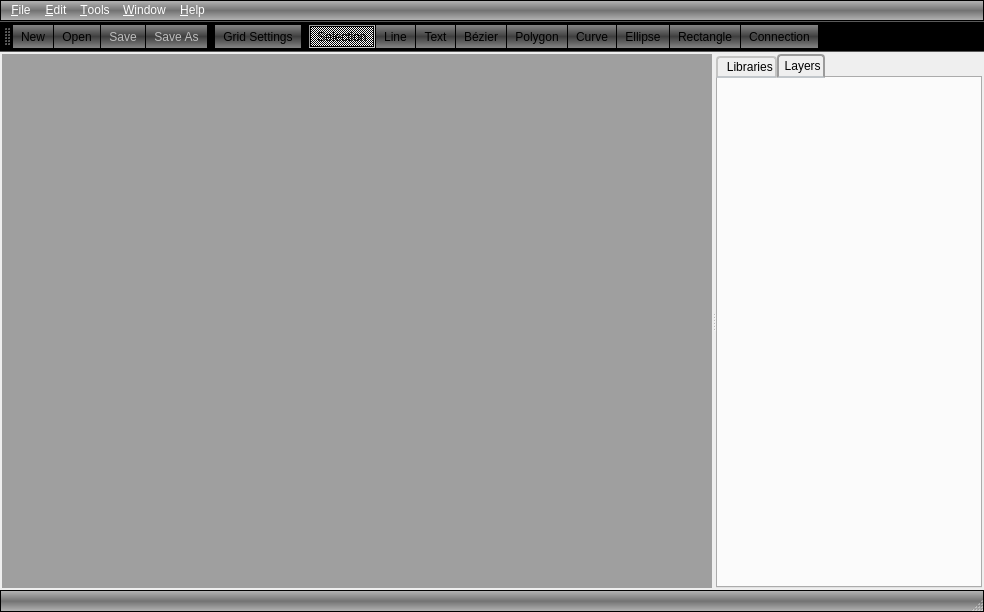
Above: mainwindow.ui from theking0/QFidoCAD before the change. Below: the same form after it.
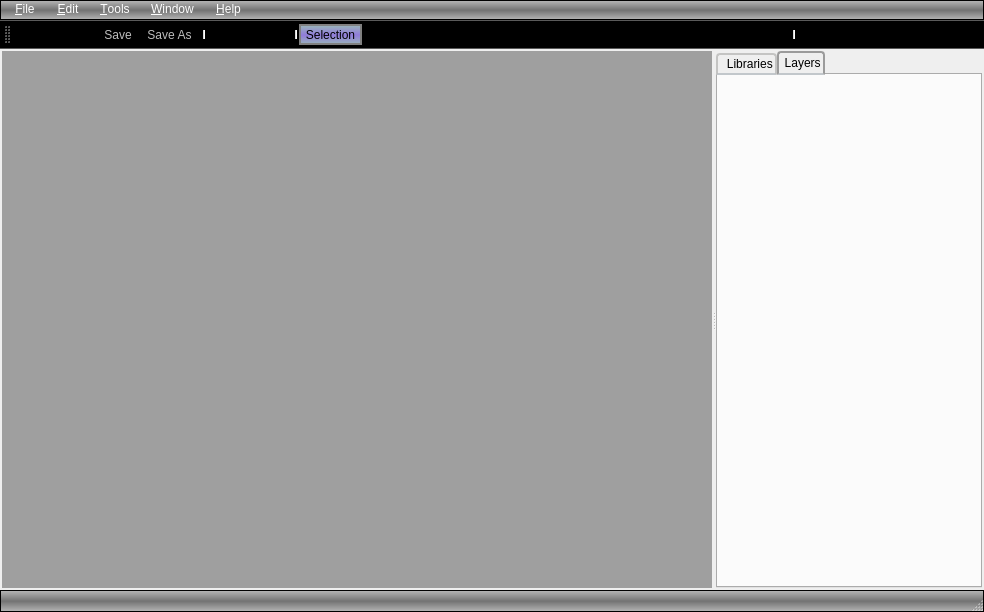
That is the form after the change. Icons and pictures are not drawn.

What changed in the file:
```diff
--- a/mainwindow.ui
+++ b/mainwindow.ui
@@ -153,13 +153,50 @@
      <x>0</x>
      <y>0</y>
      <width>984</width>
-     <height>22</height>
+     <height>21</height>
     </rect>
    </property>
    <property name="styleSheet">
-    <string notr="true">background-color: qlineargradient(spread:reflect, x1:0.494, y1:0.505455, x2:0.494, y2:1, stop:0 rgba(80, 80, 80, 200), stop:1 rgba(168, 168, 168, 200));
+    <string notr="true">
+
+
+QMenuBar {
+background-color: qlineargradient(spread:reflect, x1:0.494, y1:0.505455, x2:0.494, y2:1, stop:0 rgba(80, 80, 80, 200), stop:1 rgba(168, 168, 168, 200));
 border:1px solid black;
-color: rgb(255, 255, 255);</string>
+color: rgb(255, 255, 255);
+}
+
+QMenuBar::item {
+    padding:2px 8px;
+
+
+}
+
+QMenuBar::item:selected { /* when selected using mouse or keyboard */
+background-color: qlineargradient(spread:reflect, x1:0.494, y1:0.505455, x2:0.494, y2:1, stop:0 rgba(80, 80, 80, 200), stop:1 rgba(168, 168, 168, 200));
+border:1px solid black;
+}
+
+QMenuBar::item:pressed {
+background-color: qlineargradient(spread:reflect, x1:0.494, y1:0.505455, x2:0.494, y2:1, stop:0 rgba(80, 80, 80, 200), stop:1 rgba(168, 168, 168, 200));
+border:1px solid black;
+}
+
+* {
+background-color: qlineargradient(spread:reflect, x1:0.494, y1:0.505455, x2:0.494, y2:1, stop:0 rgba(80, 80, 80, 200), stop:1 rgba(168, 168, 168, 200));
+}
+
+QMenu{
+	background-color: qlineargradient(spread:reflect, x1:0.495, y1:0.505682, x2:0.494, y2:1, stop:0 rgba(128, 128, 128, 231), stop:1 rgba(199, 199, 199, 207));
+border:1px solid black;
+padding-left:6px;
+}
+
+QMenu::item:selected {
+	background-color: qlineargradient(spread:reflect, x1:0.48891, y1:0.523, x2:0.494, y2:1, stop:0 rgba(168, 143, 254, 220), stop:1 rgba(213, 255, 255, 184));
+border:1px solid black;
+}
+</string>
    </property>
    <widget class="QMenu" name="menu_File">
     <property name="title">
@@ -288,8 +325,19 @@
     <string>toolBar</string>
    </property>
    <property name="styleSheet">
-    <string notr="true">background-color: qlineargradient(spread:reflect, x1:0.494, y1:0.505455, x2:0.494, y2:1, stop:0 rgba(80, 80, 80, 200), stop:1 rgba(168, 168, 168, 200));
-</string>
+    <string notr="true">QToolBar {
+background-color: qlineargradient(spread:reflect, x1:0.494, y1:0.505455, x2:0.494, y2:1, stop:0 rgba(80, 80, 80, 200), stop:1 rgba(168, 168, 168, 200));
+}
+
+QToolBar QToolButton::hover {
+background-color: qlineargradient(spread:reflect, x1:0.494, y1:0.505455, x2:0.494, y2:1, stop:0 rgba(80, 80, 80, 200), stop:1 rgba(168, 168, 168, 200));
+border:1px solid black;
+}
+
+QToolBar QToolButton::checked {
+	background-color: qlineargradient(spread:reflect, x1:0.48891, y1:0.523, x2:0.494, y2:1, stop:0 rgba(168, 143, 254, 220), stop:1 rgba(213, 255, 255, 184));
+border:2px solid gray;
+}</string>
    </property>
    <property name="iconSize">
     <size>
```
